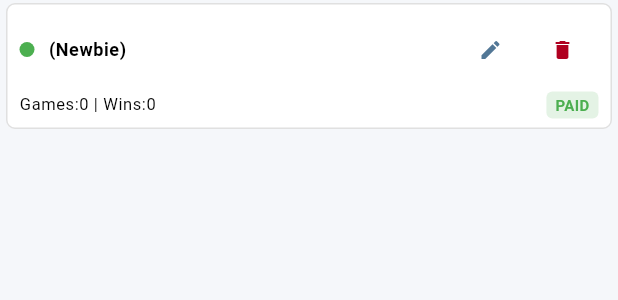
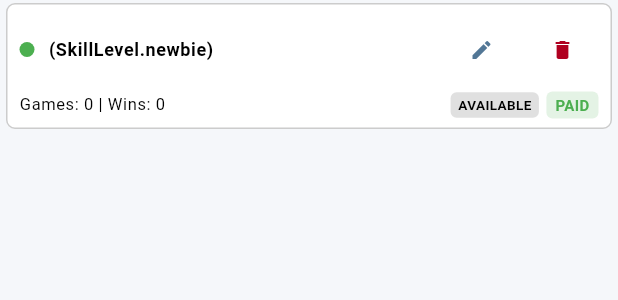
Before and after one commit to CohPhol/Queuing-System, a Flutter app: the PlayerCard widget shown alone on an empty page, opened directly with empty values, on a phone screen of 412 x 824 dp. Shown: the top 300 px of the screen. Run offline on Flutter 3.47's test engine with Material 3 defaults, Android fonts, the phone set to English and light mode, and no system bars; our stand-ins replace shared_preferences; accounts and stored records are empty.

Commit message:
feature: changed color depending on the player's status

```diff
--- a/lib/features/players/widgets/player_card.dart
+++ b/lib/features/players/widgets/player_card.dart
@@ -1,11 +1,13 @@
 import 'package:flutter/material.dart';
+
 import '../../../domain/models/player.dart';
-import '../../../domain/enums/skill_level.dart';
 import '../../../domain/enums/payment_status.dart';
 import '../../../domain/enums/player_availability.dart';
+import '../../../domain/enums/player_status.dart';
 
 class PlayerCard extends StatelessWidget {
   final Player player;
+  final PlayerStatus status;
   final VoidCallback onEdit;
   final VoidCallback onDelete;
   final VoidCallback onTogglePayment;
@@ -14,6 +16,7 @@ class PlayerCard extends StatelessWidget {
   const PlayerCard({
     super.key,
     required this.player,
+    this.status = PlayerStatus.idle,
     required this.onEdit,
     required this.onDelete,
     required this.onTogglePayment,
@@ -26,16 +29,94 @@ class PlayerCard extends StatelessWidget {
       data: player,
       feedback: Material(
         color: Colors.transparent,
-        child: _buildCard(context, isDragging: true),
+        child: SizedBox(
+          width: 260,
+          child: _buildCard(context, isDragging: true),
+        ),
       ),
       child: _buildCard(context),
     );
   }
 
+  Color _getStatusColor(BuildContext context) {
+    final isDark = Theme.of(context).brightness == Brightness.dark;
+
+    switch (status) {
+      case PlayerStatus.idle:
+        return Theme.of(context).colorScheme.surface;
+
+      case PlayerStatus.inQueue:
+        return isDark
+            ? Colors.orange.shade900.withValues(alpha: 0.35)
+            : Colors.orange.shade50;
+
+      case PlayerStatus.inCourt:
+        return isDark
+            ? Colors.blue.shade900.withValues(alpha: 0.4)
+            : Colors.blue.shade50;
+
+      case PlayerStatus.queuedWhilePlaying:
+        return isDark
+            ? Colors.purple.shade900.withValues(alpha: 0.4)
+            : Colors.purple.shade50;
+    }
+  }
+
+  Color _getStatusBorderColor(BuildContext context) {
+    final isDark = Theme.of(context).brightness == Brightness.dark;
+
+    switch (status) {
+      case PlayerStatus.idle:
+        return Theme.of(context).colorScheme.outline.withValues(alpha: 0.2);
+
+      case PlayerStatus.inQueue:
+        return isDark ? Colors.orange.shade700 : Colors.orange.shade300;
+
+      case PlayerStatus.inCourt:
+        return isDark ? Colors.blue.shade700 : Colors.blue.shade300;
+
+      case PlayerStatus.queuedWhilePlaying:
+        return isDark ? Colors.purple.shade700 : Colors.purple.shade300;
+    }
+  }
+
+  Color _getStatusTextColor(BuildContext context) {
+    final isDark = Theme.of(context).brightness == Brightness.dark;
+
+    switch (status) {
+      case PlayerStatus.idle:
+        return Theme.of(context).colorScheme.onSurfaceVariant;
+
+      case PlayerStatus.inQueue:
+        return isDark ? Colors.orange.shade200 : Colors.orange.shade900;
+
+      case PlayerStatus.inCourt:
+        return isDark ? Colors.blue.shade200 : Colors.blue.shade900;
+
+      case PlayerStatus.queuedWhilePlaying:
+        return isDark ? Colors.purple.shade200 : Colors.purple.shade900;
+    }
+  }
+
+  String _getStatusLabel() {
+    switch (status) {
+      case PlayerStatus.idle:
+        return 'AVAILABLE';
+
+      case PlayerStatus.inQueue:
+        return 'QUEUED';
+
+      case PlayerStatus.inCourt:
+        return 'ON COURT';
+
+      case PlayerStatus.queuedWhilePlaying:
+        return 'COURT + QUEUED';
+    }
+  }
+
   Widget _buildCard(BuildContext context, {bool isDragging = false}) {
     final theme = Theme.of(context);
     final colorScheme = theme.colorScheme;
-
     final isPaid = player.paymentStatus == PaymentStatus.paid;
 
     return Container(
@@ -43,21 +124,19 @@ class PlayerCard extends StatelessWidget {
       margin: const EdgeInsets.symmetric(horizontal: 4, vertical: 2),
       decoration: BoxDecoration(
         color: isDragging
-            ? colorScheme.surfaceContainerHighest.withOpacity(0.5)
-            : colorScheme.surface,
+            ? colorScheme.surfaceContainerHighest.withValues(alpha: 0.7)
+            : _getStatusColor(context),
         borderRadius: BorderRadius.circular(6),
-        border: Border.all(color: colorScheme.outline.withOpacity(0.12)),
+        border: Border.all(color: _getStatusBorderColor(context)),
       ),
       child: Column(
         mainAxisSize: MainAxisSize.min,
         children: [
-          // ================= TOP ROW =================
           Row(
             children: [
               Expanded(
                 child: Row(
                   children: [
-                    // ================= AVAILABILITY DOT =================
                     MouseRegion(
                       cursor: SystemMouseCursors.click,
                       child: GestureDetector(
@@ -76,11 +155,9 @@ class PlayerCard extends StatelessWidget {
                         ),
                       ),
                     ),
-
-                    // ================= NAME =================
                     Expanded(
                       child: Text(
-                        "${player.name} (${player.skillLevel.label})",
+                        '${player.name} (${player.skillLevel})',
                         style: theme.textTheme.bodySmall?.copyWith(
                           fontWeight: FontWeight.w600,
                           fontSize: 12,
@@ -92,8 +169,8 @@ class PlayerCard extends StatelessWidget {
                   ],
                 ),
               ),
-
               IconButton(
+                tooltip: 'Edit player',
                 iconSize: 16,
                 padding: EdgeInsets.zero,
                 constraints: const BoxConstraints(),
@@ -101,8 +178,9 @@ class PlayerCard extends StatelessWidget {
                 color: colorScheme.primary,
                 onPressed: onEdit,
               ),
-
+              const SizedBox(width: 6),
               IconButton(
+                tooltip: 'Delete player',
                 iconSize: 16,
                 padding: EdgeInsets.zero,
                 constraints: const BoxConstraints(),
@@ -112,22 +190,34 @@ class PlayerCard extends StatelessWidget {
               ),
             ],
           ),
-
           const SizedBox(height: 4),
-
-          // ================= BOTTOM ROW =================
           Row(
             children: [
               Expanded(
                 child: Text(
-                  "Games:${player.gamesPlayed} | Wins:${player.wins}",
+                  'Games: ${player.gamesPlayed} | Wins: ${player.wins}',
                   style: theme.textTheme.bodySmall?.copyWith(fontSize: 11),
                   overflow: TextOverflow.ellipsis,
                   maxLines: 1,
                   softWrap: false,
                 ),
               ),
-
+              Container(
+                padding: const EdgeInsets.symmetric(horizontal: 5, vertical: 2),
+                decoration: BoxDecoration(
+                  borderRadius: BorderRadius.circular(4),
+                  color: _getStatusTextColor(context).withValues(alpha: 0.12),
+                ),
+                child: Text(
+                  _getStatusLabel(),
+                  style: TextStyle(
+                    fontSize: 9,
+                    fontWeight: FontWeight.bold,
+                    color: _getStatusTextColor(context),
+                  ),
+                ),
+              ),
+              const SizedBox(width: 5),
               MouseRegion(
                 cursor: SystemMouseCursors.click,
                 child: GestureDetector(
@@ -140,11 +230,11 @@ class PlayerCard extends StatelessWidget {
                     decoration: BoxDecoration(
                       borderRadius: BorderRadius.circular(4),
                       color: isPaid
-                          ? Colors.green.withOpacity(0.15)
-                          : Colors.red.withOpacity(0.15),
+                          ? Colors.green.withValues(alpha: 0.15)
+                          : Colors.red.withValues(alpha: 0.15),
                     ),
                     child: Text(
-                      isPaid ? "PAID" : "UNPAID",
+                      isPaid ? 'PAID' : 'UNPAID',
                       style: TextStyle(
                         fontSize: 10,
                         fontWeight: FontWeight.bold,
```
Also changed, not shown: lib/features/home/home_view.dart (+54 -8 lines).
